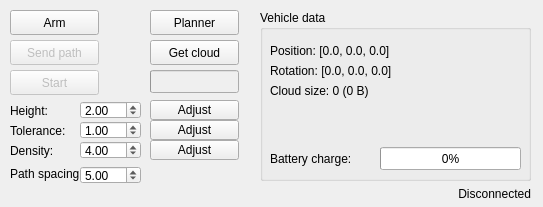
This is ui/user_interface.ui in Lukerrr/airmon-control as Qt 5 draws it before an edit. The edited form follows.
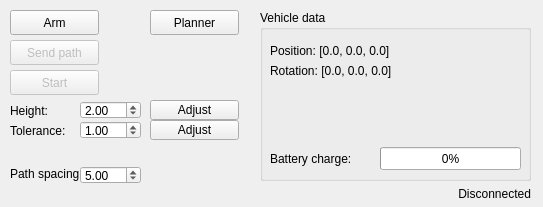
This is the edited form.

Commit message: Removed cloud

Diff of the .ui file:
```diff
--- a/ui/user_interface.ui
+++ b/ui/user_interface.ui
@@ -70,19 +70,6 @@
       <string>Rotation: [0.0, 0.0, 0.0]</string>
      </property>
     </widget>
-    <widget class="QLabel" name="droneStateCloud">
-     <property name="geometry">
-      <rect>
-       <x>10</x>
-       <y>70</y>
-       <width>251</width>
-       <height>21</height>
-      </rect>
-     </property>
-     <property name="text">
-      <string>Cloud size: 0 (0 B)</string>
-     </property>
-    </widget>
     <widget class="QLabel" name="chargeLabel">
      <property name="enabled">
       <bool>true</bool>
@@ -339,95 +326,6 @@
      <double>5.000000000000000</double>
     </property>
    </widget>
-   <widget class="QPushButton" name="getCloudBtn">
-    <property name="enabled">
-     <bool>true</bool>
-    </property>
-    <property name="geometry">
-     <rect>
-      <x>150</x>
-      <y>40</y>
-      <width>89</width>
-      <height>25</height>
-     </rect>
-    </property>
-    <property name="text">
-     <string>Get cloud</string>
-    </property>
-   </widget>
-   <widget class="QProgressBar" name="cloudDownloadBar">
-    <property name="enabled">
-     <bool>false</bool>
-    </property>
-    <property name="geometry">
-     <rect>
-      <x>150</x>
-      <y>70</y>
-      <width>89</width>
-      <height>23</height>
-     </rect>
-    </property>
-    <property name="autoFillBackground">
-     <bool>true</bool>
-    </property>
-    <property name="value">
-     <number>0</number>
-    </property>
-    <property name="textVisible">
-     <bool>false</bool>
-    </property>
-   </widget>
-   <widget class="QDoubleSpinBox" name="densitySpinBox">
-    <property name="geometry">
-     <rect>
-      <x>80</x>
-      <y>141</y>
-      <width>61</width>
-      <height>18</height>
-     </rect>
-    </property>
-    <property name="minimum">
-     <double>0.100000000000000</double>
-    </property>
-    <property name="maximum">
-     <double>100.000000000000000</double>
-    </property>
-    <property name="singleStep">
-     <double>0.010000000000000</double>
-    </property>
-    <property name="value">
-     <double>4.000000000000000</double>
-    </property>
-   </widget>
-   <widget class="QLabel" name="densityLabel">
-    <property name="geometry">
-     <rect>
-      <x>10</x>
-      <y>142</y>
-      <width>61</width>
-      <height>17</height>
-     </rect>
-    </property>
-    <property name="text">
-     <string>Density:</string>
-    </property>
-   </widget>
-   <widget class="QPushButton" name="adjustDensityBtn">
-    <property name="enabled">
-     <bool>true</bool>
-    </property>
-    <property name="geometry">
-     <rect>
-      <x>150</x>
-      <y>140</y>
-      <width>89</width>
-      <height>20</height>
-     </rect>
-    </property>
-    <property name="text">
-     <string>Adjust</string>
-    </property>
-   </widget>
   </widget>
   <action name="actionaa">
    <property name="text">
```
The commit also changes 127 other files.
